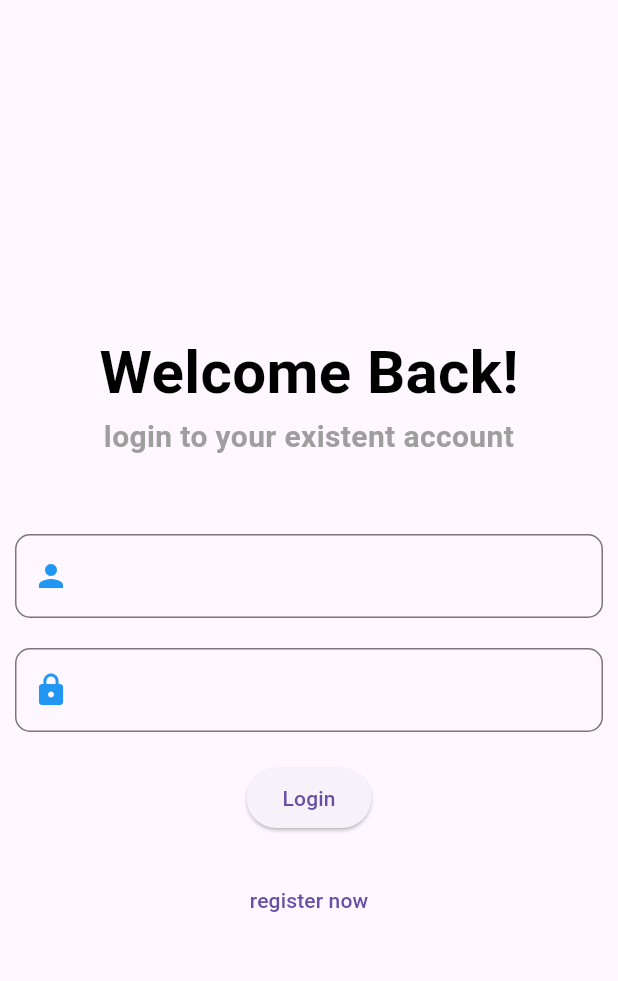
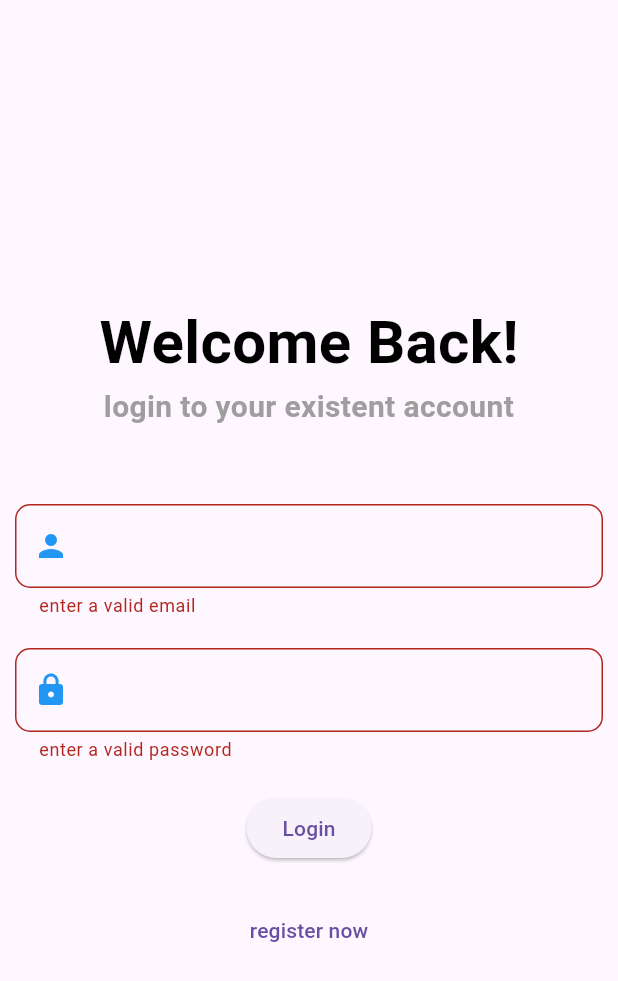
Before and after one commit to nyouibou/loginmb, a Flutter app: the screen it shows after launch, after a tap on "Login", on a phone screen of 412 x 824 dp. Shown: the top 981 px of the screen. Run offline on Flutter 3.47's test engine with Material 3 defaults, Android fonts, the light colour scheme and no system bars; our stand-ins replace cloud_firestore, firebase_auth, firebase_core, firebase_storage, image_picker; accounts and stored records are empty; network calls fail.

Commit message:
updated register and login working

```diff
--- a/lib/view/login_screen/login_screen.dart
+++ b/lib/view/login_screen/login_screen.dart
@@ -1,6 +1,10 @@
 // ignore_for_file: prefer_const_constructors, use_build_context_synchronously
 
+import 'dart:developer';
+
+import 'package:firebase_auth/firebase_auth.dart';
 import 'package:flutter/material.dart';
+import 'package:loginmb/view/home_screen/home_screen.dart';
 import 'package:loginmb/view/reg_screen/reg_screen.dart';
 
 class LoginScreen extends StatefulWidget {
@@ -11,14 +15,19 @@ class LoginScreen extends StatefulWidget {
 }
 
 class _LoginScreenState extends State<LoginScreen> {
+  final formkey = GlobalKey<FormState>();
   TextEditingController c1 = TextEditingController();
   TextEditingController c2 = TextEditingController();
+  String username = "";
+  String password = "";
   @override
   Widget build(BuildContext context) {
     return Scaffold(
       body: Center(
         child: Padding(
           padding: const EdgeInsets.all(10),
+          child: Form(
+            key: formkey,
             child: Column(
               mainAxisSize: MainAxisSize.min,
               children: [
@@ -54,6 +63,15 @@ class _LoginScreenState extends State<LoginScreen> {
                       border: OutlineInputBorder(
                           borderSide: BorderSide(color: Colors.blue),
                           borderRadius: BorderRadius.circular(10))),
+                  validator: (value) {
+                    if (RegExp(
+                            r"^[a-zA-Z0-9.a-zA-Z0-9.!#$%&'*+-/=?^_`{|}~]+@[a-zA-Z0-9]+\.[a-zA-Z]+")
+                        .hasMatch(c1.text)) {
+                      return null;
+                    } else {
+                      return "enter a valid email";
+                    }
+                  },
                 ),
                 SizedBox(
                   height: 20,
@@ -68,12 +86,54 @@ class _LoginScreenState extends State<LoginScreen> {
                       border: OutlineInputBorder(
                           borderSide: BorderSide(color: Colors.blue),
                           borderRadius: BorderRadius.circular(10))),
+                  validator: (value) {
+                    if (value != null && value.length >= 6) {
+                      return null;
+                    } else {
+                      return "enter a valid password";
+                    }
+                  },
                 ),
                 SizedBox(
                   height: 20,
                 ),
                 //
-              ElevatedButton(onPressed: () async {}, child: Text("Login")),
+                ElevatedButton(
+                    onPressed: () async {
+                      if (formkey.currentState!.validate()) {
+                        try {
+                          final credential = await FirebaseAuth.instance
+                              .signInWithEmailAndPassword(
+                                  email: c1.text, password: c2.text);
+                          log(credential.user?.uid.toString() ?? "no data");
+                          if (credential.user?.uid != null) {
+                            Navigator.pushReplacement(
+                                context,
+                                MaterialPageRoute(
+                                  builder: (context) => HomeScreen(),
+                                ));
+                          } else {
+                            ScaffoldMessenger.of(context).showSnackBar(SnackBar(
+                                content: Text(
+                                    'Failed to create Account , try again')));
+                          }
+                        } on FirebaseAuthException catch (e) {
+                          log(e.code.toString());
+                          if (e.code == 'user-not-found') {
+                            ScaffoldMessenger.of(context).showSnackBar(SnackBar(
+                                content:
+                                    Text('No user found for that email.')));
+                            log('No user found for that email.');
+                          } else if (e.code == 'wrong-password') {
+                            ScaffoldMessenger.of(context).showSnackBar(SnackBar(
+                                content: Text(
+                                    'Wrong password provided for that user.')));
+                            log('Wrong password provided for that user.');
+                          }
+                        }
+                      }
+                    },
+                    child: Text("Login")),
                 SizedBox(
                   height: 20,
                 ),
@@ -91,6 +151,7 @@ class _LoginScreenState extends State<LoginScreen> {
             ),
           ),
         ),
+      ),
     );
   }
 }
--- a/lib/view/splash_screen/splash_screen.dart
+++ b/lib/view/splash_screen/splash_screen.dart
@@ -32,13 +32,6 @@ class _SplashScreenState extends State<SplashScreen> {
         child: Column(
           mainAxisAlignment: MainAxisAlignment.center,
           children: [
-            Container(
-              width: 200,
-              height: 200,
-              decoration: BoxDecoration(
-                  image:
-                      DecorationImage(image: AssetImage("asset/unnamed.png"))),
-            ),
             SizedBox(
               height: 15,
             ),
```
Also changed, not shown: lib/view/home_screen/home_screen.dart (+6 -5 lines), lib/view/reg_screen/reg_screen.dart (+78 -19 lines). Lines whose indentation alone changed are shown as unchanged.
